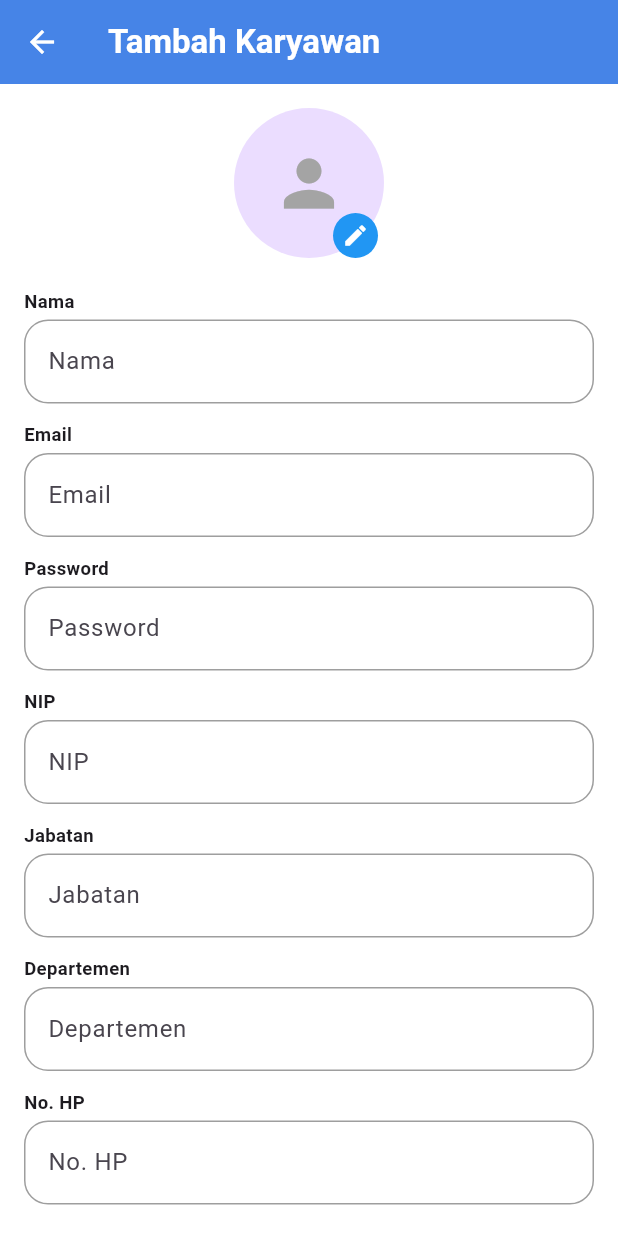
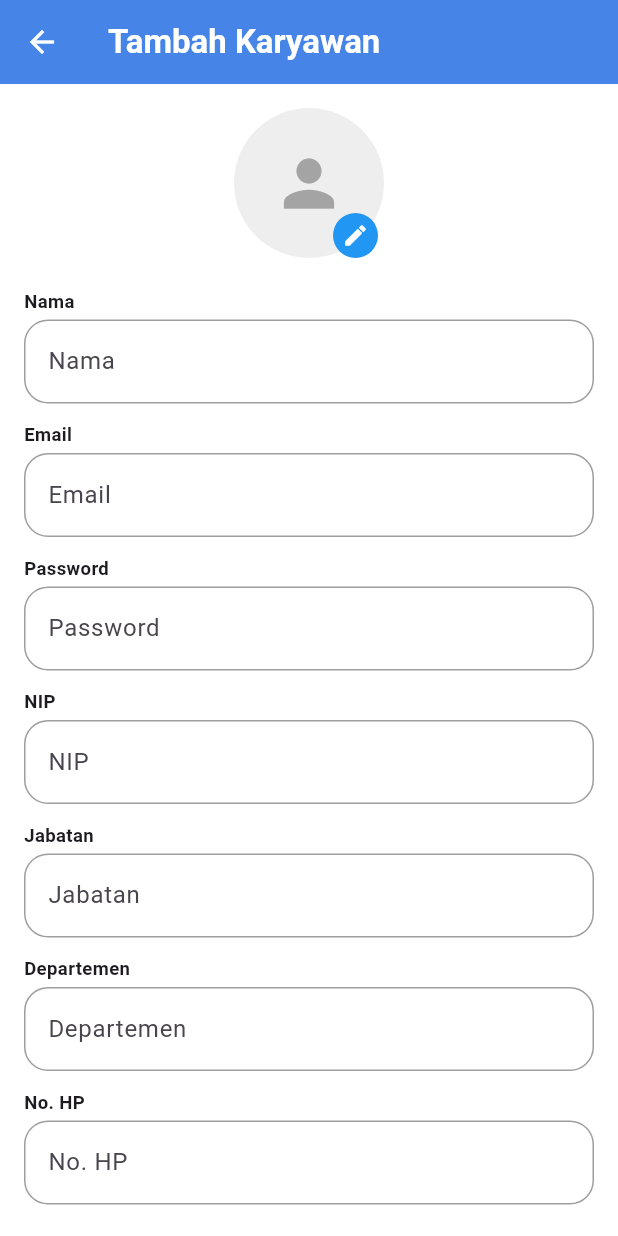
Before and after one commit to isro24/MyPresensi, a Flutter app: the AdminEmployeeCreateScreen screen opened directly, after a tap on the "edit" icon, on a phone screen of 412 x 824 dp. Run offline on Flutter 3.47's test engine with Material 3 defaults, Android fonts, the phone set to English and light mode, and no system bars; our stand-ins replace bloc, camera, dartz, flutter_bloc, flutter_secure_storage, geocoding and 5 more; accounts and stored records are empty; network calls fail.

Commit message:
Menambah color dan snackbartype pada core

```diff
--- a/lib/core/constants/colors.dart
+++ b/lib/core/constants/colors.dart
@@ -32,4 +32,7 @@ class AppColors {
   static const Color subtitle = Color(0xff7890CD);
 
   static const Color stroke = Color(0xffDBDBDB);
+
+  static const Color grey200 = Color(0xFFEEEEEE);
+
 }
--- a/lib/core/utils/custome_snackbar.dart
+++ b/lib/core/utils/custome_snackbar.dart
@@ -1,6 +1,6 @@
 import 'package:flutter/material.dart';
 
-enum SnackBarType { success, error, info }
+enum SnackBarType { success, error, info, pending }
 
 void showAppSnackBar(
   BuildContext context,
@@ -12,12 +12,14 @@ void showAppSnackBar(
     SnackBarType.success: Colors.green,
     SnackBarType.error: Colors.redAccent,
     SnackBarType.info: Colors.blue,
+    SnackBarType.pending: Colors.grey
   }[type]!;
 
   final icon = {
     SnackBarType.success: Icons.check_circle,
     SnackBarType.error: Icons.error_outline,
     SnackBarType.info: Icons.info_outline,
+    SnackBarType.pending: Icons.access_time
   }[type]!;
 
   ScaffoldMessenger.of(context).showSnackBar(
```
